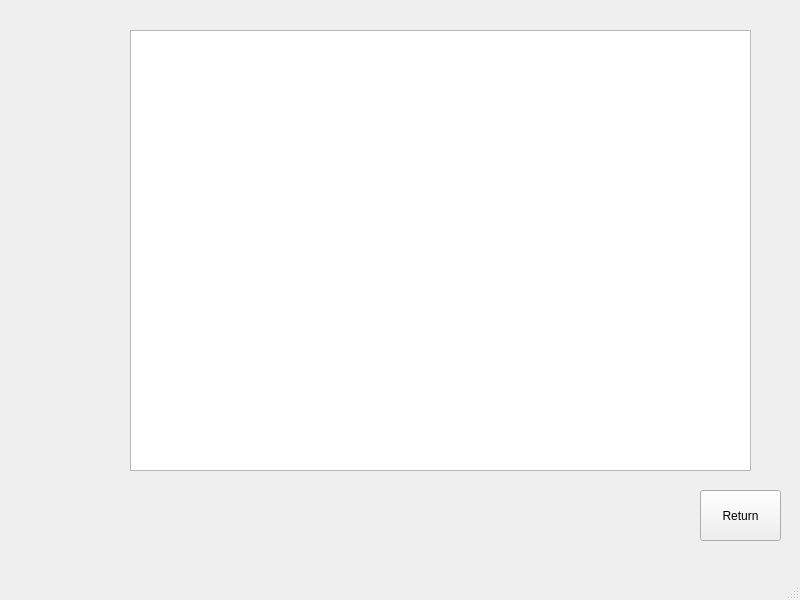
This is mainwindow.ui in LAVjr97/CProgram as Qt 5 draws it before an edit. The edited form follows.
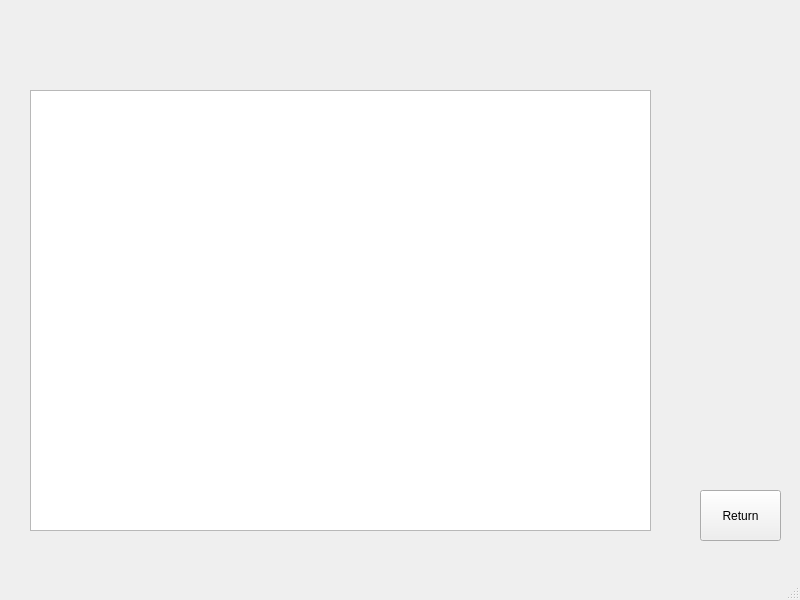
This is the edited form. The open tabs and pages were chosen to show the change.

Patch:
```diff
--- a/mainwindow.ui
+++ b/mainwindow.ui
@@ -367,16 +367,6 @@
      </widget>
     </widget>
     <widget class="QWidget" name="pgCustomerSearchResults">
-     <widget class="QListView" name="listViewCSR">
-      <property name="geometry">
-       <rect>
-        <x>130</x>
-        <y>30</y>
-        <width>621</width>
-        <height>441</height>
-       </rect>
-      </property>
-     </widget>
      <widget class="QPushButton" name="btnReturnCSR">
       <property name="geometry">
        <rect>
@@ -390,6 +380,28 @@
        <string>Return</string>
       </property>
      </widget>
+     <widget class="QTableView" name="tableViewCSR">
+      <property name="geometry">
+       <rect>
+        <x>30</x>
+        <y>90</y>
+        <width>621</width>
+        <height>441</height>
+       </rect>
+      </property>
+      <property name="editTriggers">
+       <set>QAbstractItemView::NoEditTriggers</set>
+      </property>
+      <property name="showGrid">
+       <bool>false</bool>
+      </property>
+      <attribute name="horizontalHeaderVisible">
+       <bool>true</bool>
+      </attribute>
+      <attribute name="verticalHeaderVisible">
+       <bool>false</bool>
+      </attribute>
+     </widget>
     </widget>
     <widget class="QWidget" name="pgCustomerNew">
      <widget class="QPushButton" name="btnReturn_3">
```
Left out of the diff: 11 changed lines with no effect on the pictures.
